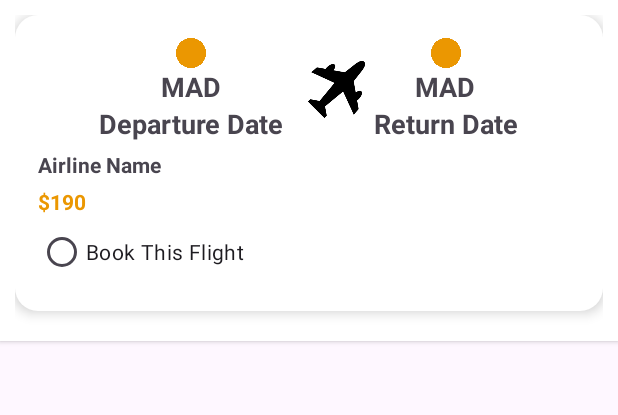
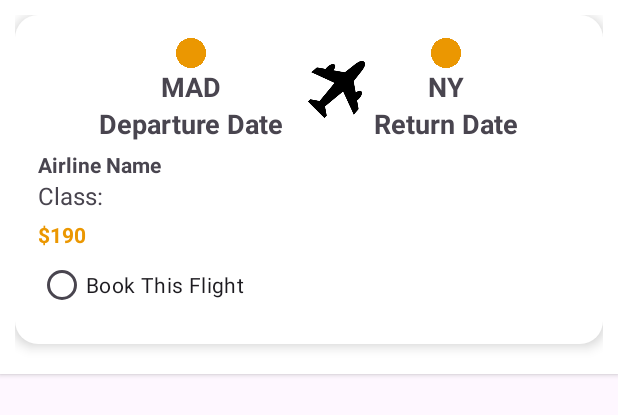
Before and after one commit to okbush/Travel-Mobile-App, an Android app: the layout flight_item.xml on its own in the app's theme, with its tools: preview values and no code run, on a phone screen of 412 x 824 dp. Shown: the top 415 px of the screen. Run offline under Robolectric (Android 15) with nearby library versions, the phone set to English and light mode, and no system bars.

```diff
--- a/app/src/main/res/layout/flight_item.xml
+++ b/app/src/main/res/layout/flight_item.xml
@@ -36,7 +36,7 @@
                     app:srcCompat="@drawable/circle" />
 
                 <TextView
-                    android:id="@+id/etFrom"
+                    android:id="@+id/tvFrom"
                     android:layout_width="wrap_content"
                     android:layout_height="wrap_content"
                     android:text="MAD"
@@ -44,7 +44,7 @@
                     android:textStyle="bold"/>
 
                 <TextView
-                    android:id="@+id/txtDepartureDate"
+                    android:id="@+id/tvDepartureDate"
                     android:layout_width="wrap_content"
                     android:layout_height="wrap_content"
                     android:text="Departure Date"
@@ -72,15 +72,15 @@
                     app:srcCompat="@drawable/circle" />
 
                 <TextView
-                    android:id="@+id/etTo"
+                    android:id="@+id/tvTo"
                     android:layout_width="wrap_content"
                     android:layout_height="wrap_content"
-                    android:text="MAD"
+                    android:text="NY"
                     android:textSize="18sp"
                     android:textStyle="bold"/>
 
                 <TextView
-                    android:id="@+id/txtReturnDate"
+                    android:id="@+id/tvReturnDate"
                     android:layout_width="wrap_content"
                     android:layout_height="wrap_content"
                     android:text="Return Date"
@@ -105,6 +105,13 @@
                 android:paddingTop="5dp"/>
 
             <TextView
+                android:id="@+id/tvSeatClass"
+                android:layout_width="wrap_content"
+                android:layout_height="wrap_content"
+                android:text="Class: "
+                android:textSize="16sp"/>
+
+            <TextView
                 android:id="@+id/tvPrice"
                 android:layout_width="wrap_content"
                 android:layout_height="wrap_content"
```
Also changed, not shown: app/src/main/java/ph/edu/usc/surigao_travel/Flight.java (+12 -8 lines), app/src/main/java/ph/edu/usc/surigao_travel/FlightAdapter.java (+14 -17 lines), app/src/main/java/ph/edu/usc/surigao_travel/SearchActivity.java (+6 -11 lines).
